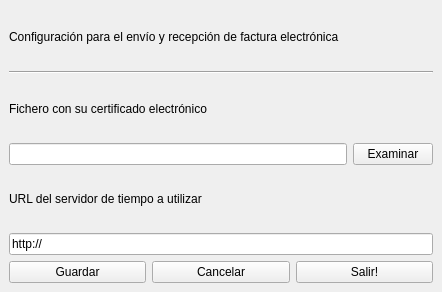
eboladev/Bulmages-1, file bulmages/bulmafact/src/efacturabf/efacturabase.ui: the form before one commit.
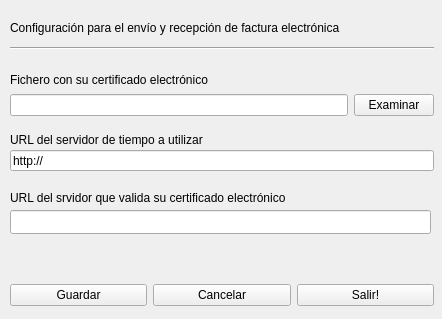
The form after the commit.

Commit message: Anyadido campo de configuracion (servidor que valida el certificado) en la seccion de preferencias de la factura electronica

What changed in the file:
```diff
--- a/bulmages/bulmafact/src/efacturabf/efacturabase.ui
+++ b/bulmages/bulmafact/src/efacturabf/efacturabase.ui
@@ -9,27 +9,21 @@
     <x>0</x>
     <y>0</y>
     <width>442</width>
-    <height>292</height>
+    <height>319</height>
    </rect>
   </property>
   <property name="windowTitle" >
    <string>Configuración Factura Electrónica</string>
   </property>
-  <layout class="QGridLayout" >
-   <property name="margin" >
-    <number>9</number>
+  <widget class="QWidget" name="" >
+   <property name="geometry" >
+    <rect>
+     <x>10</x>
+     <y>280</y>
+     <width>424</width>
+     <height>30</height>
+    </rect>
    </property>
-   <property name="spacing" >
-    <number>6</number>
-   </property>
-   <item row="0" column="0" >
-    <widget class="QLabel" name="encabezado" >
-     <property name="text" >
-      <string>Configuración para el envío y recepción de factura electrónica</string>
-     </property>
-    </widget>
-   </item>
-   <item row="6" column="0" >
     <layout class="QHBoxLayout" >
      <property name="margin" >
       <number>0</number>
@@ -59,56 +53,123 @@
       </widget>
      </item>
     </layout>
-   </item>
-   <item row="2" column="0" >
+  </widget>
     <widget class="QLabel" name="labelECertificado" >
+   <property name="geometry" >
+    <rect>
+     <x>10</x>
+     <y>70</y>
+     <width>424</width>
+     <height>20</height>
+    </rect>
+   </property>
      <property name="text" >
       <string>Fichero con su certificado electrónico</string>
      </property>
     </widget>
-   </item>
-   <item row="4" column="0" >
+  <widget class="Line" name="line" >
+   <property name="geometry" >
+    <rect>
+     <x>10</x>
+     <y>40</y>
+     <width>424</width>
+     <height>16</height>
+    </rect>
+   </property>
+   <property name="orientation" >
+    <enum>Qt::Horizontal</enum>
+   </property>
+  </widget>
+  <widget class="QWidget" name="" >
+   <property name="geometry" >
+    <rect>
+     <x>10</x>
+     <y>90</y>
+     <width>424</width>
+     <height>30</height>
+    </rect>
+   </property>
+   <layout class="QHBoxLayout" >
+    <property name="margin" >
+     <number>0</number>
+    </property>
+    <property name="spacing" >
+     <number>6</number>
+    </property>
+    <item>
+     <widget class="QLineEdit" name="mui_ficheroECertificado" />
+    </item>
+    <item>
+     <widget class="QPushButton" name="mui_examinaECertificado" >
+      <property name="text" >
+       <string>Examinar</string>
+      </property>
+     </widget>
+    </item>
+   </layout>
+  </widget>
     <widget class="QLabel" name="labelServidorTiempo" >
+   <property name="geometry" >
+    <rect>
+     <x>10</x>
+     <y>130</y>
+     <width>424</width>
+     <height>20</height>
+    </rect>
+   </property>
      <property name="text" >
       <string>URL del servidor de tiempo a utilizar</string>
      </property>
     </widget>
-   </item>
-   <item row="5" column="0" >
+  <widget class="QLabel" name="encabezado" >
+   <property name="geometry" >
+    <rect>
+     <x>10</x>
+     <y>20</y>
+     <width>424</width>
+     <height>16</height>
+    </rect>
+   </property>
+   <property name="text" >
+    <string>Configuración para el envío y recepción de factura electrónica</string>
+   </property>
+  </widget>
+  <widget class="QLabel" name="labelServidorValidaCert" >
+   <property name="geometry" >
+    <rect>
+     <x>10</x>
+     <y>190</y>
+     <width>411</width>
+     <height>16</height>
+    </rect>
+   </property>
+   <property name="text" >
+    <string>URL del srvidor que valida su certificado electrónico</string>
+   </property>
+  </widget>
     <widget class="QLineEdit" name="mui_URLServidorTiempo" >
+   <property name="geometry" >
+    <rect>
+     <x>10</x>
+     <y>150</y>
+     <width>424</width>
+     <height>21</height>
+    </rect>
+   </property>
      <property name="text" >
       <string>http://</string>
      </property>
     </widget>
-   </item>
-   <item row="3" column="0" >
-    <layout class="QHBoxLayout" >
-     <property name="margin" >
-      <number>0</number>
-     </property>
-     <property name="spacing" >
-      <number>6</number>
-     </property>
-     <item>
-      <widget class="QLineEdit" name="mui_ficheroECertificado" />
-     </item>
-     <item>
-      <widget class="QPushButton" name="mui_examinaECertificado" >
-       <property name="text" >
-        <string>Examinar</string>
-       </property>
-      </widget>
-     </item>
-    </layout>
-   </item>
-   <item row="1" column="0" >
-    <widget class="Line" name="line" >
-     <property name="orientation" >
-      <enum>Qt::Horizontal</enum>
-     </property>
-    </widget>
-   </item>
-  </layout>
+  <widget class="QLineEdit" name="mui_URLServidorValidaCert" >
+   <property name="geometry" >
+    <rect>
+     <x>10</x>
+     <y>210</y>
+     <width>421</width>
+     <height>24</height>
+    </rect>
+   </property>
+  </widget>
  </widget>
  <pixmapfunction></pixmapfunction>
  <resources/>
```
Left out of the diff: 8 changed lines with no effect on the pictures. Lines whose indentation alone changed are shown as unchanged. The commit also changes 4 other files.
